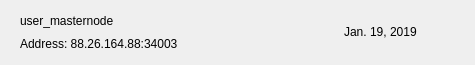
The window that src/qt/ambankcoin/forms/mnrow.ui (ambankcoin/Core-All-OS) describes before a commit, drawn with Qt 5.
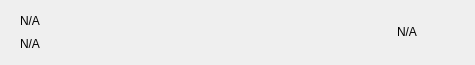
The same window after the commit. Icons and pictures are not drawn.

Diff of the .ui file:
```diff
--- a/src/qt/ambankcoin/forms/mnrow.ui
+++ b/src/qt/ambankcoin/forms/mnrow.ui
@@ -80,14 +80,14 @@
          <item>
           <widget class="QLabel" name="labelName">
            <property name="text">
-            <string>user_masternode</string>
+            <string notr="true">N/A</string>
            </property>
           </widget>
          </item>
          <item>
           <widget class="QLabel" name="labelAddress">
            <property name="text">
-            <string>Address: 88.26.164.88:34003</string>
+            <string notr="true">N/A</string>
            </property>
           </widget>
          </item>
@@ -110,7 +110,7 @@
       <item>
        <widget class="QLabel" name="labelDate">
         <property name="text">
-         <string>Jan. 19, 2019</string>
+         <string notr="true">N/A</string>
         </property>
        </widget>
       </item>
```
